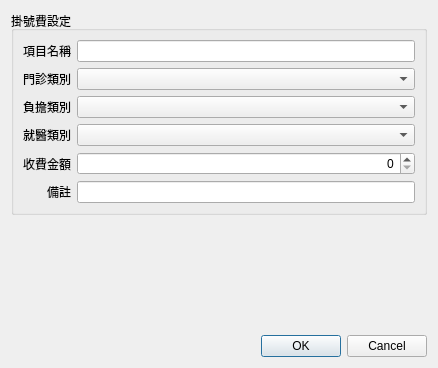
The window that ui/dialog_input_regist.ui (picacat/pyMedical) describes before a commit, drawn with Qt 5.
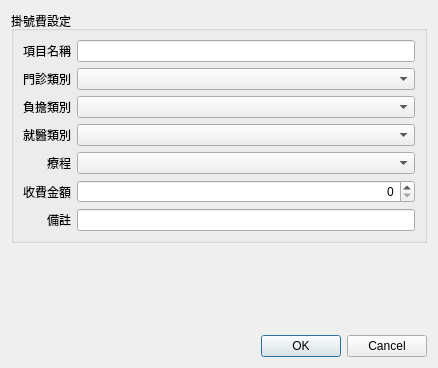
The same window after the commit.

```diff
--- a/ui/dialog_input_regist.ui
+++ b/ui/dialog_input_regist.ui
@@ -93,7 +93,7 @@
       <item row="3" column="1">
        <widget class="QComboBox" name="comboBox_treat_type"/>
       </item>
-      <item row="4" column="1">
+      <item row="5" column="1">
        <widget class="QSpinBox" name="spinBox_amount">
         <property name="alignment">
          <set>Qt::AlignRight|Qt::AlignTrailing|Qt::AlignVCenter</set>
@@ -106,7 +106,7 @@
         </property>
        </widget>
       </item>
-      <item row="4" column="0">
+      <item row="5" column="0">
        <widget class="QLabel" name="label_5">
         <property name="text">
          <string>收費金額</string>
@@ -119,7 +119,7 @@
       <item row="2" column="1">
        <widget class="QComboBox" name="comboBox_share_type"/>
       </item>
-      <item row="5" column="0">
+      <item row="6" column="0">
        <widget class="QLabel" name="label_6">
         <property name="text">
          <string>備註</string>
@@ -129,9 +129,22 @@
         </property>
        </widget>
       </item>
-      <item row="5" column="1">
+      <item row="6" column="1">
        <widget class="QLineEdit" name="lineEdit_remark"/>
       </item>
+      <item row="4" column="0">
+       <widget class="QLabel" name="label_7">
+        <property name="text">
+         <string>療程</string>
+        </property>
+        <property name="alignment">
+         <set>Qt::AlignRight|Qt::AlignTrailing|Qt::AlignVCenter</set>
+        </property>
+       </widget>
+      </item>
+      <item row="4" column="1">
+       <widget class="QComboBox" name="comboBox_course"/>
+      </item>
      </layout>
     </widget>
    </item>
```
